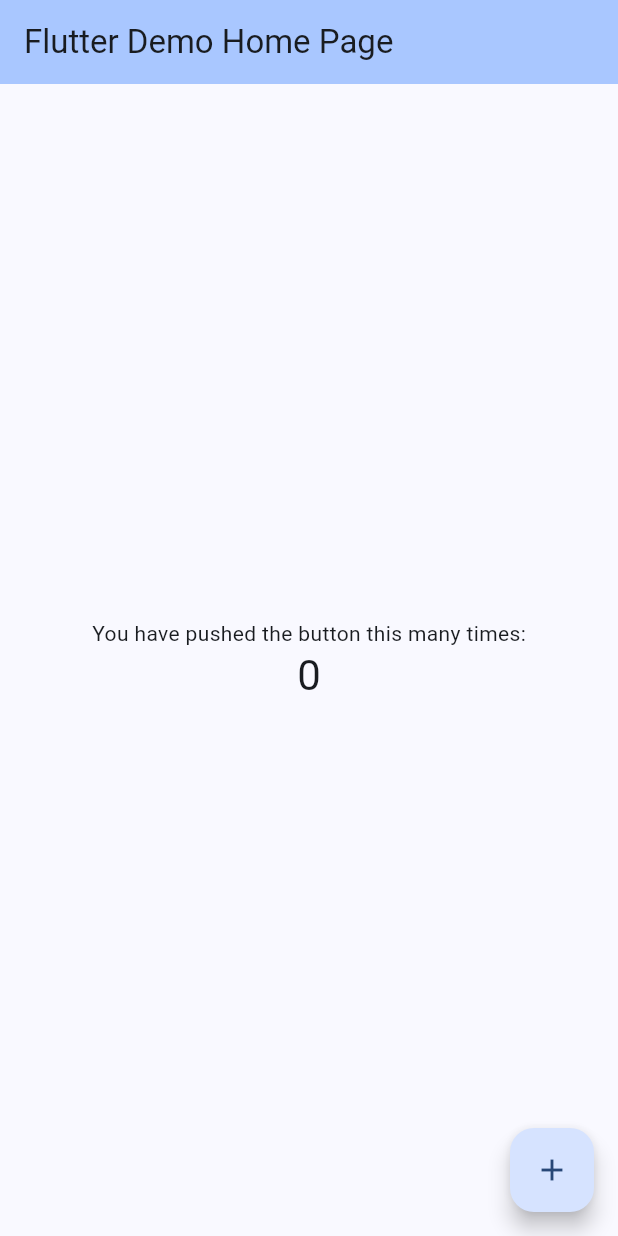
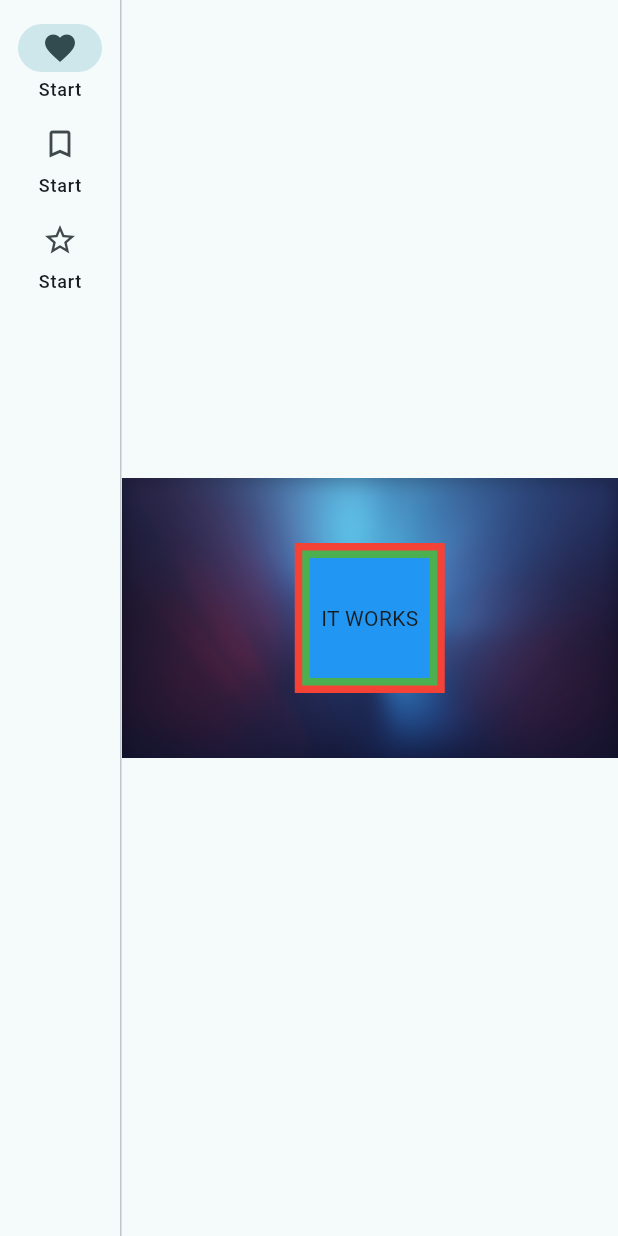
Before and after one commit to LucisUrbe/easy_launcher, a Flutter app: the screen it shows after launch, on a phone screen of 412 x 824 dp. Run offline on Flutter 3.47's test engine with Material 3 defaults, Android fonts, the phone set to English and light mode, and no system bars.

Commit message:
feat: support navigation rails
and `Expanded`-`Stack`-`Positioned` design mode

```diff
--- a/lib/app.dart
+++ /dev/null
@@ -1,73 +0,0 @@
-import 'package:flutter_localizations/flutter_localizations.dart';
-import 'generated/l10n.dart';
-import 'package:flutter/material.dart';
-
-class MyApp extends StatelessWidget {
-  const MyApp({super.key});
-
-  // This widget is the root of your application.
-  @override
-  Widget build(BuildContext context) {
-    return MaterialApp(
-      localizationsDelegates: const [
-        S.delegate,
-        GlobalMaterialLocalizations.delegate,
-        GlobalWidgetsLocalizations.delegate,
-        GlobalCupertinoLocalizations.delegate,
-      ],
-      supportedLocales: S.delegate.supportedLocales,
-      title: "easy_launcher",
-      theme: ThemeData(
-        colorScheme: ColorScheme.fromSeed(seedColor: Colors.blue.shade800),
-        useMaterial3: true,
-      ),
-      home: const MyHomePage(),
-    );
-  }
-}
-
-class MyHomePage extends StatefulWidget {
-  const MyHomePage({super.key});
-
-  @override
-  State<MyHomePage> createState() => _MyHomePageState();
-}
-
-class _MyHomePageState extends State<MyHomePage> {
-  int _counter = 0;
-
-  void _incrementCounter() {
-    setState(() {
-      _counter++;
-    });
-  }
-
-  @override
-  Widget build(BuildContext context) {
-    return Scaffold(
-      appBar: AppBar(
-        backgroundColor: Theme.of(context).colorScheme.inversePrimary,
-        title: Text(S.of(context).demo),
-      ),
-      body: Center(
-        child: Column(
-          mainAxisAlignment: MainAxisAlignment.center,
-          children: <Widget>[
-            Text(
-              S.of(context).times,
-            ),
-            Text(
-              '$_counter',
-              style: Theme.of(context).textTheme.headlineMedium,
-            ),
-          ],
-        ),
-      ),
-      floatingActionButton: FloatingActionButton(
-        onPressed: _incrementCounter,
-        tooltip: 'Increment',
-        child: const Icon(Icons.add),
-      ),
-    );
-  }
-}
--- a/lib/l10n/intl_en.arb
+++ b/lib/l10n/intl_en.arb
@@ -1,6 +1,4 @@
 {
-  "@@locale": "en",
-  "title": "easy_launcher",
-  "demo": "Flutter Demo Home Page",
-  "times": "You have pushed the button this many times:"
+  "start": "Start",
+  "@@locale": "en"
 }
--- a/lib/main.dart
+++ b/lib/main.dart
@@ -1,7 +1,7 @@
 import 'package:flutter/material.dart';
 
-import 'app.dart';
+import 'main_app.dart';
 
 void main() {
-  runApp(const MyApp());
+  runApp(const MainApp());
 }
--- /dev/null
+++ b/lib/main_app.dart
@@ -0,0 +1,29 @@
+import 'package:flutter/material.dart';
+import 'package:flutter_localizations/flutter_localizations.dart';
+
+import 'generated/l10n.dart';
+import 'main_page.dart';
+
+class MainApp extends StatelessWidget {
+  const MainApp({super.key});
+
+  // This widget is the root of your application.
+  @override
+  Widget build(BuildContext context) {
+    return MaterialApp(
+      localizationsDelegates: const [
+        S.delegate,
+        GlobalMaterialLocalizations.delegate,
+        GlobalWidgetsLocalizations.delegate,
+        GlobalCupertinoLocalizations.delegate,
+      ],
+      supportedLocales: S.delegate.supportedLocales,
+      title: "easy_launcher",
+      theme: ThemeData(
+        colorScheme: ColorScheme.fromSeed(seedColor: Colors.cyan.shade800),
+        useMaterial3: true,
+      ),
+      home: const MainPage(),
+    );
+  }
+}
--- /dev/null
+++ b/lib/main_page.dart
@@ -0,0 +1,77 @@
+import 'package:flutter/material.dart';
+import 'package:easy_launcher/generated/l10n.dart';
+import 'package:easy_launcher/views/start.dart';
+
+class MainPage extends StatefulWidget {
+  const MainPage({super.key});
+
+  @override
+  State<MainPage> createState() => _MainPageState();
+}
+
+class _MainPageState extends State<MainPage> {
+  int _selectedIndex = 0;
+  bool showLeading = false;
+  bool showTrailing = false;
+
+  @override
+  Widget build(BuildContext context) {
+    return Scaffold(
+      body: Row(
+        children: <Widget>[
+          NavigationRail(
+            selectedIndex: _selectedIndex,
+            groupAlignment: -1.0,
+            onDestinationSelected: (int index) {
+              setState(() {
+                _selectedIndex = index;
+              });
+            },
+            labelType: NavigationRailLabelType.all,
+            leading: showLeading
+                ? FloatingActionButton(
+                    elevation: 0,
+                    onPressed: () {
+                      // Add your onPressed code here!
+                    },
+                    child: const Icon(Icons.add),
+                  )
+                : const SizedBox(),
+            trailing: showTrailing
+                ? IconButton(
+                    onPressed: () {
+                      // Add your onPressed code here!
+                    },
+                    icon: const Icon(Icons.more_horiz_rounded),
+                  )
+                : const SizedBox(),
+            destinations: <NavigationRailDestination>[
+              NavigationRailDestination(
+                icon: const Icon(Icons.favorite_border),
+                selectedIcon: const Icon(Icons.favorite),
+                label: Text(S.of(context).start),
+              ),
+              NavigationRailDestination(
+                icon: const Icon(Icons.bookmark_border),
+                selectedIcon: const Icon(Icons.book),
+                label: Text(S.of(context).start),
+              ),
+              NavigationRailDestination(
+                icon: const Icon(Icons.star_border),
+                selectedIcon: const Icon(Icons.star),
+                label: Text(S.of(context).start),
+              ),
+            ],
+          ),
+          const VerticalDivider(thickness: 1, width: 1),
+          // This is the main content.
+          <Expanded>[
+            startView(),
+            startView(),
+            startView(),
+          ][_selectedIndex],
+        ],
+      ),
+    );
+  }
+}
--- /dev/null
+++ b/lib/views/start.dart
@@ -0,0 +1,32 @@
+import 'package:flutter/material.dart';
+import 'package:easy_launcher/generated/l10n.dart';
+
+Expanded startView() {
+  return Expanded(
+    child: Stack(
+      alignment: AlignmentDirectional.center,
+      children: <Widget>[
+        const Image(
+          image: AssetImage('lib/assets/background.png'),
+          fit: BoxFit.fill,
+        ),
+        Container(
+          width: 100,
+          height: 100,
+          color: Colors.red,
+        ),
+        Container(
+          width: 90,
+          height: 90,
+          color: Colors.green,
+        ),
+        Container(
+          width: 80,
+          height: 80,
+          color: Colors.blue,
+        ),
+        const Text("IT WORKS"),
+      ],
+    ),
+  );
+}
--- a/pubspec.yaml
+++ b/pubspec.yaml
@@ -61,7 +61,8 @@ flutter:
   uses-material-design: true
 
   # To add assets to your application, add an assets section, like this:
-  # assets:
+  assets:
+    - lib/assets/
   #   - images/a_dot_burr.jpeg
   #   - images/a_dot_ham.jpeg
 
```
Also changed, not shown: lib/assets/background.png (added), lib/generated/intl/messages_en.dart, lib/generated/l10n.dart, 1 other file.
